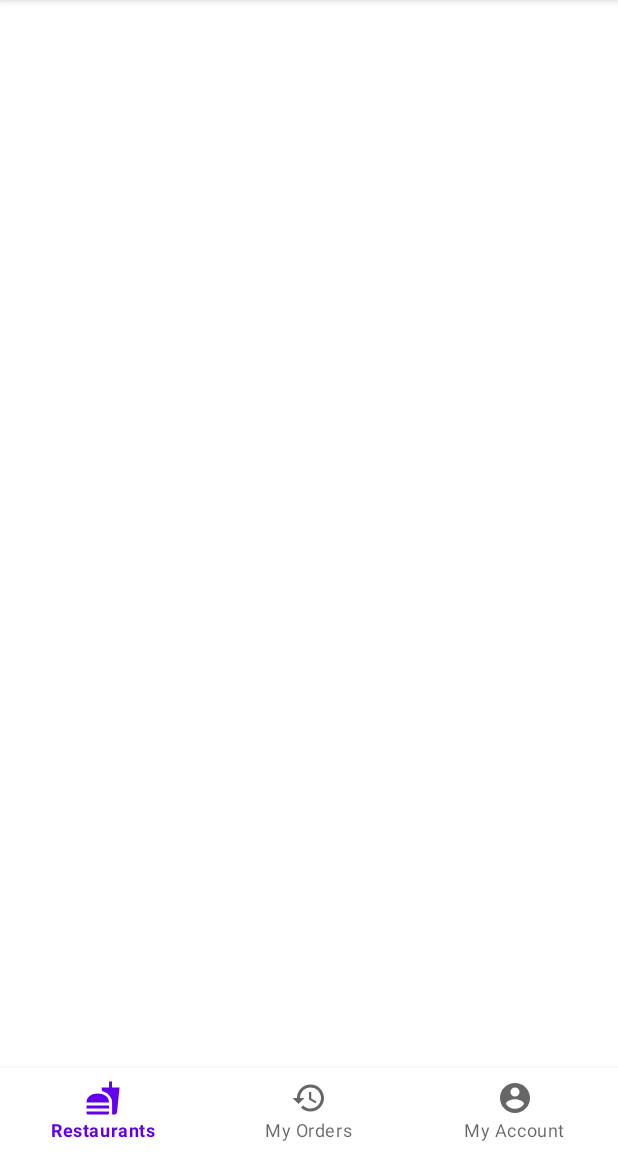
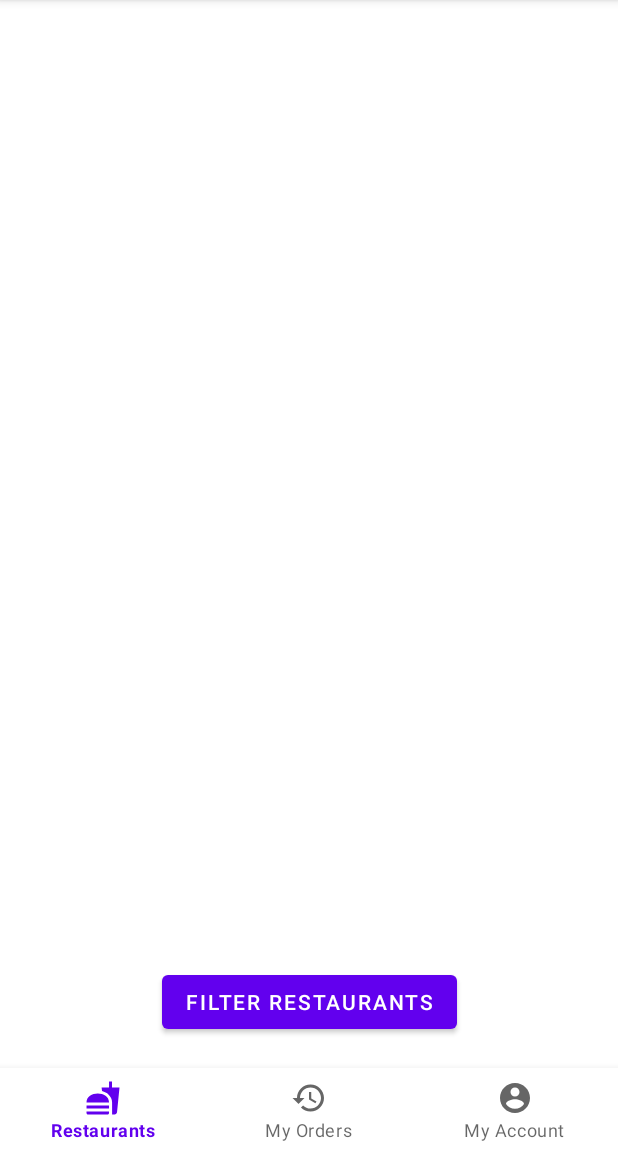
Before and after one commit to sadegh-majidi/Mobile-Programming-Final-Project, an Android app: the screen it shows after launch (HomeActivity), on a phone screen of 412 x 824 dp, the part 84-1236 px from its top. Run offline under Robolectric (Android 15) with nearby library versions, the phone set to English and light mode, and no system bars.

Commit message:
Filter implemented

```diff
--- /dev/null
+++ b/app/src/main/java/edu/sharif/snappfoodminus/controller/RestaurantsController.java
@@ -0,0 +1,31 @@
+package edu.sharif.snappfoodminus.controller;
+
+import android.util.Pair;
+
+import java.util.ArrayList;
+
+import edu.sharif.snappfoodminus.model.Filter;
+import edu.sharif.snappfoodminus.model.Restaurant;
+
+public class RestaurantsController {
+
+    private static RestaurantsController instance;
+
+    public static RestaurantsController getInstance() {
+        if (instance == null)
+            instance = new RestaurantsController();
+        return instance;
+    }
+
+    public String[] getAllCategories() {
+        // TODO: get all categories names from database
+        // For now:
+        return new String[]{"kebab", "fastfood", "desert", "drink", "appetizer", "sauce"};
+    }
+
+    public ArrayList<Restaurant> getFilteredRestaurants(ArrayList<Filter> filters) {
+        // TODO: get all filtered restaurants
+        // For now:
+        return new ArrayList<>();
+    }
+}
--- /dev/null
+++ b/app/src/main/java/edu/sharif/snappfoodminus/model/Filter.java
@@ -0,0 +1,12 @@
+package edu.sharif.snappfoodminus.model;
+
+public class Filter {
+
+    public String category;
+    public boolean state;
+
+    public Filter(String category, boolean state) {
+        this.category = category;
+        this.state = state;
+    }
+}
--- a/app/src/main/java/edu/sharif/snappfoodminus/view/RestaurantsFragment.java
+++ b/app/src/main/java/edu/sharif/snappfoodminus/view/RestaurantsFragment.java
@@ -1,18 +1,112 @@
 package edu.sharif.snappfoodminus.view;
 
+import android.content.Context;
+import android.content.DialogInterface;
+import android.content.SharedPreferences;
 import android.os.Bundle;
+import android.util.Pair;
 import android.view.LayoutInflater;
 import android.view.View;
 import android.view.ViewGroup;
+import android.widget.Button;
+import android.widget.CheckBox;
+import android.widget.CompoundButton;
+import android.widget.GridLayout;
+import android.widget.LinearLayout;
+import android.widget.TextView;
 
+import androidx.annotation.NonNull;
+import androidx.appcompat.app.AlertDialog;
 import androidx.fragment.app.Fragment;
 
+import com.google.gson.Gson;
+import com.google.gson.reflect.TypeToken;
+
+import java.util.ArrayList;
+
 import edu.sharif.snappfoodminus.R;
+import edu.sharif.snappfoodminus.controller.RestaurantsController;
+import edu.sharif.snappfoodminus.model.Filter;
 
 public class RestaurantsFragment extends Fragment {
+
+    private RestaurantsController controller;
+
+    private static final String Shared_KEY = "edu.sharif.snappfoodminus";
+    private SharedPreferences sharedPreferences;
+
+    private ArrayList<Filter> filters;
 
     @Override
     public View onCreateView(LayoutInflater inflater, ViewGroup container, Bundle savedInstanceState) {
         return inflater.inflate(R.layout.fragment_restaurants, container, false);
     }
+
+    @Override
+    public void onViewCreated(@NonNull View view, Bundle savedInstanceState) {
+        controller = RestaurantsController.getInstance();
+        sharedPreferences = getActivity().getSharedPreferences(Shared_KEY, Context.MODE_PRIVATE);
+        filters = initFilters();
+
+        Button filterButton = view.findViewById(R.id.filter_button);
+        filterButton.setOnClickListener(v -> {
+            filters = getCurrentFilters();
+            AlertDialog alertDialog = new AlertDialog.Builder(getActivity()).create();
+            alertDialog.setTitle("Filter Restaurants");
+            alertDialog.setView(getFiltersView(getActivity()));
+            alertDialog.setMessage("Select your desired categories");
+            alertDialog.setButton(AlertDialog.BUTTON_POSITIVE, "Filter",
+                    (dialog, which) -> {
+                        // TODO: Filter restaurants
+                        // controller.getFilteredRestaurants(filters);
+                        updateCurrentFilters();
+                        dialog.dismiss();
+                    });
+            alertDialog.setButton(AlertDialog.BUTTON_NEGATIVE, "Cancel",
+                    (dialog, which) -> dialog.dismiss());
+            alertDialog.show();
+        });
+
+    }
+
+    private ArrayList<Filter> initFilters() {
+        String[] categories = controller.getAllCategories();
+        ArrayList<Filter> filters = new ArrayList<>();
+        for (String category: categories)
+            filters.add(new Filter(category, true));
+        SharedPreferences.Editor editor = sharedPreferences.edit();
+        editor.putString("Filters", new Gson().toJson(filters));
+        editor.apply();
+        return filters;
+    }
+
+    private ArrayList<Filter> getCurrentFilters() {
+        String objectAsString = sharedPreferences.getString("Filters", "[]");
+        return new Gson().fromJson(objectAsString, new TypeToken<ArrayList<Filter>>(){}.getType());
+    }
+
+    private void updateCurrentFilters() {
+        SharedPreferences.Editor editor = sharedPreferences.edit();
+        editor.putString("Filters", new Gson().toJson(filters));
+        editor.apply();
+    }
+
+    private View getFiltersView(Context context) {
+        GridLayout layout = new GridLayout(getContext());
+        layout.setColumnCount(3);
+        layout.setPadding(50, 0, 50, 0);
+        ArrayList<Filter> filters = getCurrentFilters();
+        for (int i = 0; i < filters.size(); i++) {
+            Filter filter = filters.get(i);
+            CheckBox checkBox = new CheckBox(context);
+            checkBox.setText(filter.category);
+            checkBox.setChecked(filter.state);
+            layout.addView(checkBox, i);
+            final int index = i;
+            checkBox.setOnCheckedChangeListener((buttonView, isChecked) -> {
+                this.filters.get(index).state = isChecked;
+            });
+        }
+        return layout;
+    }
 }
--- a/app/src/main/res/layout/fragment_restaurants.xml
+++ b/app/src/main/res/layout/fragment_restaurants.xml
@@ -1,6 +1,28 @@
 <?xml version="1.0" encoding="utf-8"?>
 <androidx.constraintlayout.widget.ConstraintLayout xmlns:android="http://schemas.android.com/apk/res/android"
+    xmlns:app="http://schemas.android.com/apk/res-auto"
+    xmlns:tools="http://schemas.android.com/tools"
     android:layout_width="match_parent"
-    android:layout_height="match_parent">
+    android:layout_height="match_parent"
+    android:padding="20dp">
+
+
+    <androidx.recyclerview.widget.RecyclerView
+        android:layout_width="match_parent"
+        android:layout_height="0dp"
+        android:layout_marginBottom="20dp"
+        app:layout_constraintBottom_toTopOf="@+id/filter_button"
+        app:layout_constraintEnd_toEndOf="parent"
+        app:layout_constraintStart_toStartOf="parent"
+        app:layout_constraintTop_toTopOf="parent" />
+
+    <Button
+        android:id="@+id/filter_button"
+        android:layout_width="wrap_content"
+        android:layout_height="wrap_content"
+        android:text="Filter Restaurants"
+        app:layout_constraintBottom_toBottomOf="parent"
+        app:layout_constraintEnd_toEndOf="parent"
+        app:layout_constraintStart_toStartOf="parent" />
 
 </androidx.constraintlayout.widget.ConstraintLayout>
```
